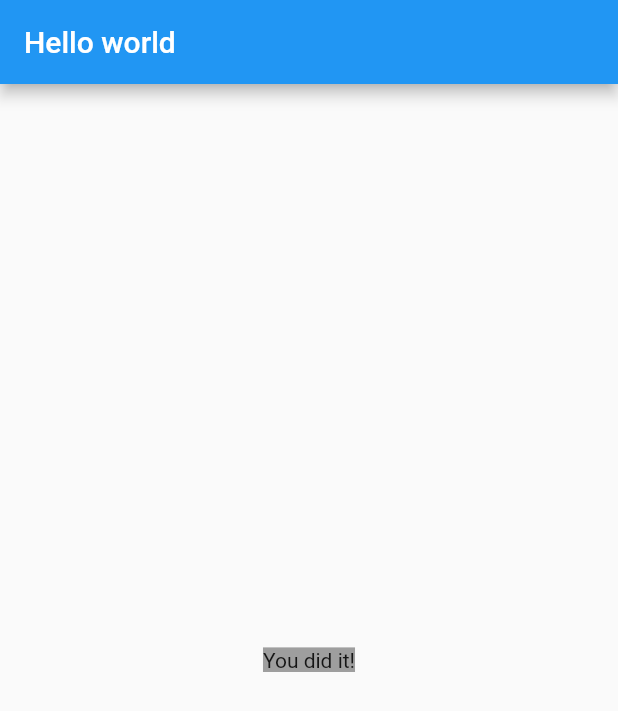
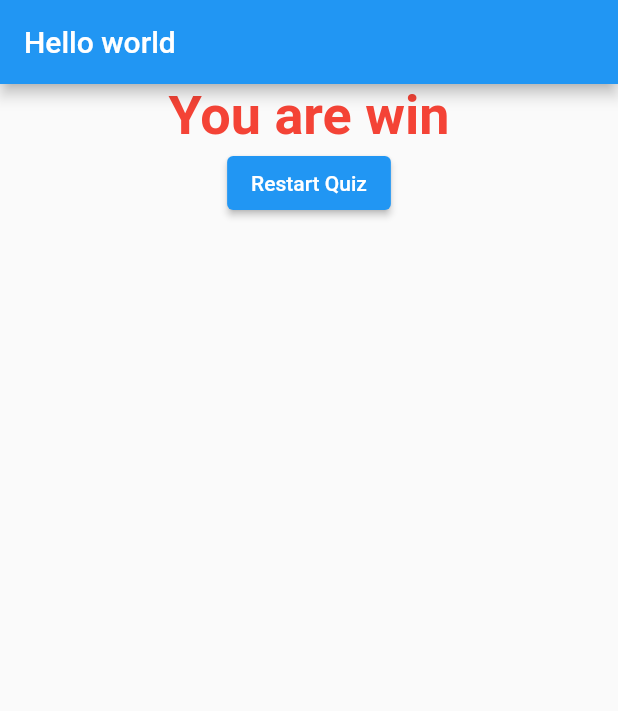
Before and after one commit to MinulHemsara/Quiz-app, a Flutter app: the screen it shows after launch, after a tap on "Black", after a tap on "Pizza", after a tap on "BMW", on a phone screen of 412 x 824 dp. Shown: the top 711 px of the screen. Run offline on Flutter 3.47's test engine with Material 2 defaults, Android fonts, the phone set to English and light mode, and no system bars.

Commit message:
first commit

```diff
--- a/lib/main.dart
+++ b/lib/main.dart
@@ -1,6 +1,8 @@
 import 'package:flutter/material.dart';
 import './quiz.dart';
 import './answer.dart';
+import './qiz.dart';
+import './result.dart';
 
 void main() => runApp(MyApp());
 
@@ -17,37 +19,45 @@ class MyAppState extends State<MyApp> {
     {
       'quizText': 'what is your favourite colour ?',
       'answers': [
-        'Black',
-        'Green',
-        'Red',
+        {'text': 'Black', 'score': 10},
+        {'text': 'Green', 'score': 5},
+        {'text': 'Red', 'score': 6},
       ]
     },
     {
       'quizText': 'what is your favourite food',
       'answers': [
-        'Rice',
-        'Pizza',
-        'Burger',
+        {'text': 'Rice', 'score': 12},
+        {'text': 'Pizza', 'score': 2},
+        {'text': 'Burger', 'score': 11},
       ]
     },
     {
       'quizText': 'what is your favourite car',
       'answers': [
-        'Toyota',
-        'Bena',
-        'BMW',
+        {'text': 'Toyota', 'score': 12},
+        {'text': 'Benz', 'score': 12},
+        {'text': 'BMW', 'score': 12},
       ]
     },
   ];
 
   var quizindex = 0;
+  var totalScore = 0;
 
-  void answerQuiz() {
-    var aBool = true;
-    var fBool = false;
-    if (quizindex < quiz.length) {
-      print("NEXT");
-    }
+  void resetQuiz() {
+    setState(() {
+      var questionIndex = 0;
+      totalScore = 0;
+    });
+  }
+
+  void answerQuiz(int score) {
+    // var aBool = true;
+    // var fBool = false;
+
+    totalScore = totalScore += score;
+
     setState(() {
       quizindex = quizindex + 1;
     });
@@ -61,22 +71,8 @@ class MyAppState extends State<MyApp> {
       home: Scaffold(
         appBar: AppBar(title: Text('Hello world')),
         body: quizindex < quiz.length
-            ? Column(
-                children: [
-                  Quiz(
-                    quiz[quizindex]['quizText'],
-                  ),
-                  ...(quiz[quizindex]['answers'] as List<String>).map((answer) {
-                    return Answer(answerQuiz, answer);
-                  }).toList()
-                ],
-              )
-            : Center(
-                child: Text(
-                  'You did it!',
-                  style: TextStyle(backgroundColor: Colors.grey),
-                ),
-              ),
+            ? qiz(answerQuiz: answerQuiz, quizindex: quizindex, quiz: quiz)
+            : Result(totalScore, resetQuiz),
       ),
     );
   }
--- /dev/null
+++ b/lib/qiz.dart
@@ -0,0 +1,32 @@
+import 'package:flutter/src/foundation/key.dart';
+import 'package:flutter/src/widgets/container.dart';
+import 'package:flutter/src/widgets/framework.dart';
+import 'package:flutter/material.dart';
+import 'answer.dart';
+import 'quiz.dart';
+
+class qiz extends StatelessWidget {
+  final List<Map<String, Object>> quiz;
+  final Function answerQuiz;
+  final int quizindex;
+
+  qiz(
+      {@required this.quiz,
+      @required this.answerQuiz,
+      @required this.quizindex});
+  @override
+  Widget build(BuildContext context) {
+    return Column(
+      children: [
+        Quiz(
+          quiz[quizindex]['quizText'] as String,
+        ),
+        ...(quiz[quizindex]['answers'] as List<Map<String, Object>>)
+            .map((answer) {
+          return Answer(
+              () => answerQuiz(answer['score']), answer['text'] as String);
+        }).toList()
+      ],
+    );
+  }
+}
--- /dev/null
+++ b/lib/result.dart
@@ -0,0 +1,36 @@
+import 'package:flutter/src/foundation/key.dart';
+import 'package:flutter/src/widgets/container.dart';
+import 'package:flutter/src/widgets/framework.dart';
+import 'package:flutter/material.dart';
+
+class Result extends StatelessWidget {
+  final int resultscore;
+  final Function resetHandler;
+
+  Result(this.resultscore, this.resetHandler);
+
+  String get resultphare {
+    String resulttext = 'you did it';
+    if (resultscore <= 50) {
+      resulttext = 'You are win';
+    } else if (resultscore <= 12) {
+      resulttext = 'Good';
+    } else {
+      resulttext = 'You are bad';
+    }
+    return resulttext;
+  }
+
+  @override
+  Widget build(BuildContext context) {
+    return Center(
+      child: Column(children: <Widget>[
+        Text(resultphare,
+            style: TextStyle(
+                fontWeight: FontWeight.bold, fontSize: 36, color: Colors.red),
+            textAlign: TextAlign.center),
+        ElevatedButton(child: Text('Restart Quiz'), onPressed: resetHandler)
+      ]),
+    );
+  }
+}
```
